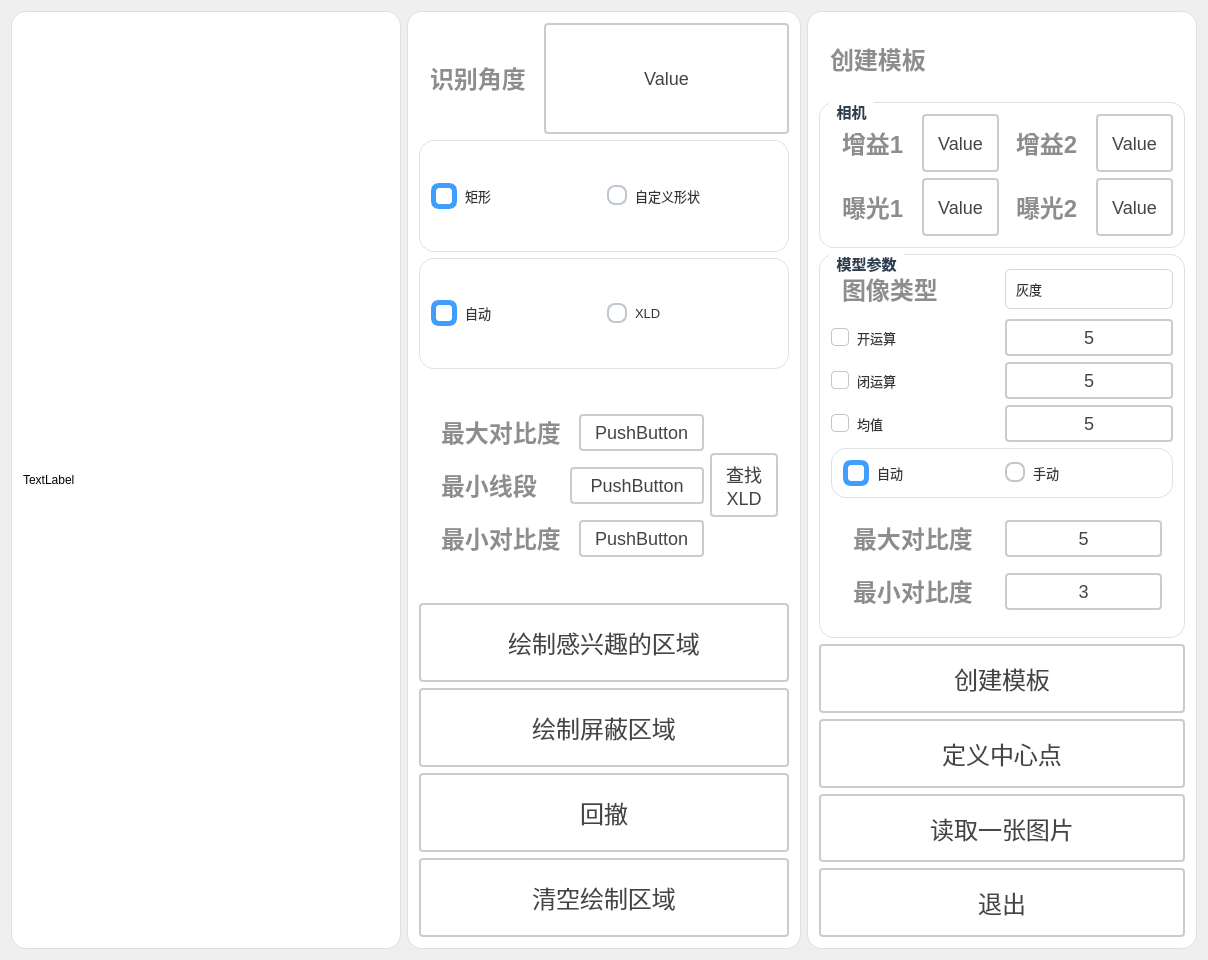
The window that PunchPressVision/UI/PunchPressUI/ui/Dlg_createshapemodel.ui (WIND-ROAD-RUN/PunchPressVision) describes before a commit, drawn with Qt 5.
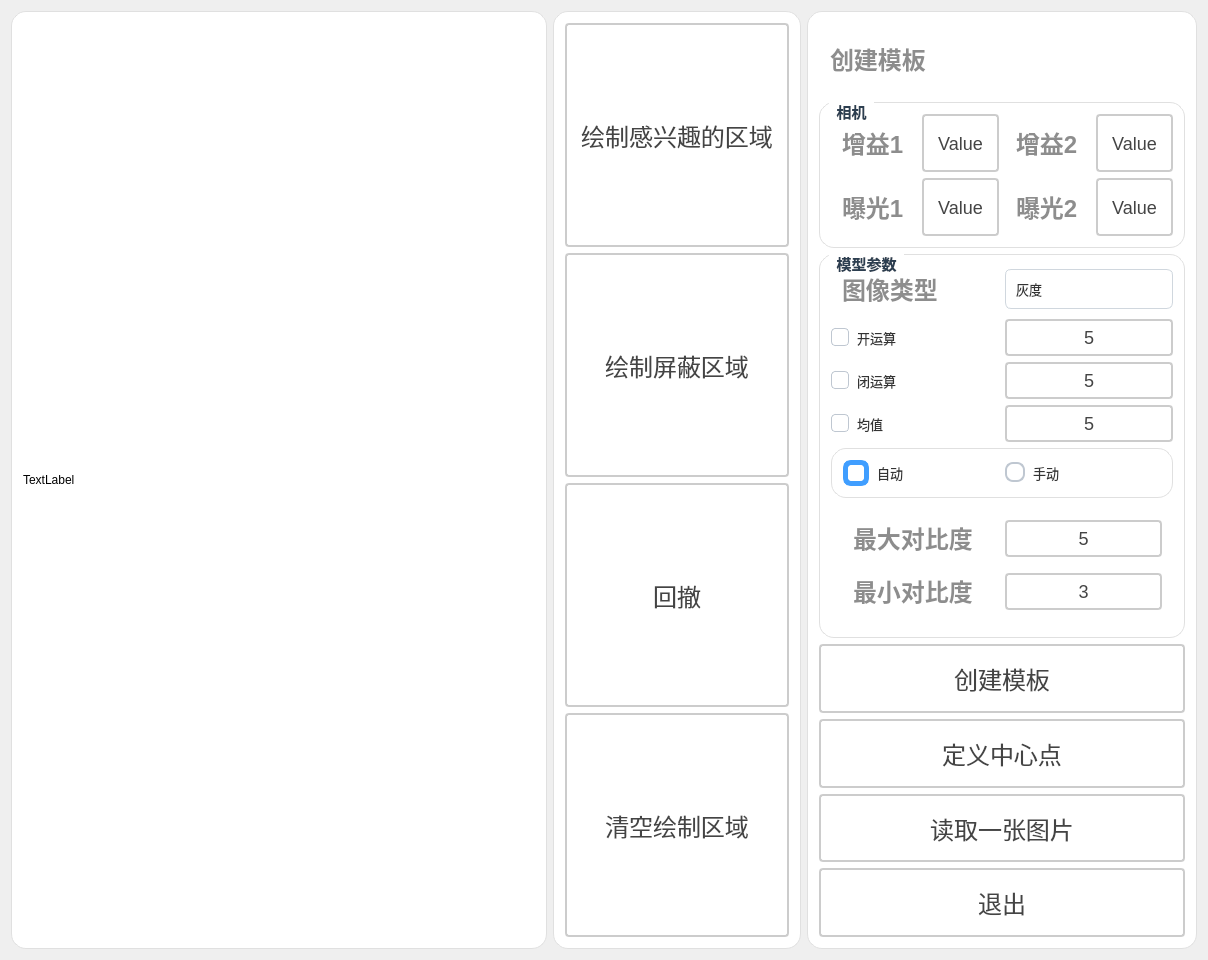
The same window after the commit.

Commit message:
简化Dlg_createshapemodel.ui界面，移除多余控件
本次提交统一了XML格式，删除了识别角度、对比度、线段等相关控件及参数设置，仅保留区域绘制按钮，界面结构更简洁，提升了可维护性和用户体验。

```diff
--- a/PunchPressVision/UI/PunchPressUI/ui/Dlg_createshapemodel.ui
+++ b/PunchPressVision/UI/PunchPressUI/ui/Dlg_createshapemodel.ui
@@ -85,476 +85,7 @@
        </property>
        <layout class="QGridLayout" name="gridLayout_8">
         <item row="0" column="0">
-         <layout class="QVBoxLayout" name="verticalLayout_7" stretch="1,1,1,2,3">
-          <item>
-           <layout class="QHBoxLayout" name="horizontalLayout">
-            <item>
-             <widget class="QLabel" name="label_8">
-              <property name="styleSheet">
-               <string notr="true">QLabel {
-       font-size: 24px;        
-       font-weight: bold;        
-       color:  rgb(141, 141, 141);       
-       padding: 5px 5px;     
-       border-bottom: 2px solid #cccccc; 
-    }</string>
-              </property>
-              <property name="text">
-               <string>识别角度</string>
-              </property>
-              <property name="alignment">
-               <set>Qt::AlignmentFlag::AlignLeading|Qt::AlignmentFlag::AlignLeft|Qt::AlignmentFlag::AlignVCenter</set>
-              </property>
-             </widget>
-            </item>
-            <item>
-             <widget class="QPushButton" name="btn_angle">
-              <property name="sizePolicy">
-               <sizepolicy hsizetype="Expanding" vsizetype="Expanding">
-                <horstretch>0</horstretch>
-                <verstretch>0</verstretch>
-               </sizepolicy>
-              </property>
-              <property name="styleSheet">
-               <string notr="true">QPushButton {
-    padding: 6px 14px;
-    border: 2px solid #CCC;
-    border-radius: 4px;
-    background-color: white;
-    color: #444;
-    font-size: 18px; 
-}
-
-QPushButton:hover {
-    border-color: #999;
-    background-color: #F5F5F5;
-}
-
-QPushButton:pressed {
-    border-color: #777;
-    background-color: #EEE;
-}</string>
-              </property>
-              <property name="text">
-               <string>Value</string>
-              </property>
-             </widget>
-            </item>
-           </layout>
-          </item>
-          <item>
-           <widget class="QGroupBox" name="groupBox_4">
-            <property name="styleSheet">
-             <string notr="true">QGroupBox {
-    font-size: 15px;
-    font-weight: bold;
-    background-color: rgb(255, 255, 255);
-    border: 1px solid #e0e0e0;
-    border-radius: 2px;
-	border-radius: 15px
-}
-
-QGroupBox::title {
-    subcontrol-origin: margin;
-    left: 10px;
-    padding: 0 5px;
-    color: #2c3e50;
-}</string>
-            </property>
-            <property name="title">
-             <string/>
-            </property>
-            <layout class="QGridLayout" name="gridLayout">
-             <item row="0" column="0">
-              <layout class="QHBoxLayout" name="horizontalLayout_3">
-               <item>
-                <widget class="QRadioButton" name="rad_rectangle">
-                 <property name="styleSheet">
-                  <string notr="true">QRadioButton {
-    spacing: 8px;
-    color: #333333;
-    font-size: 13px;
-    background: transparent;
-}
-
-QRadioButton::indicator {
-    width: 16px;
-    height: 16px;
-    border: 2px solid #BFC7D1;
-    border-radius: 8px;
-    background: #FFFFFF;
-}
-
-QRadioButton::indicator:hover {
-    border-color: #409EFF;
-}
-
-QRadioButton::indicator:checked {
-    border: 5px solid #409EFF;
-    background: #FFFFFF;
-}
-
-QRadioButton:disabled {
-    color: #A8B0B8;
-}
-
-QRadioButton::indicator:disabled {
-    border-color: #D5DBE3;
-    background: #F3F5F7;
-}</string>
-                 </property>
-                 <property name="text">
-                  <string>矩形</string>
-                 </property>
-                 <property name="checked">
-                  <bool>true</bool>
-                 </property>
-                </widget>
-               </item>
-               <item>
-                <widget class="QRadioButton" name="rad_paint">
-                 <property name="styleSheet">
-                  <string notr="true">QRadioButton {
-    spacing: 8px;
-    color: #333333;
-    font-size: 13px;
-    background: transparent;
-}
-
-QRadioButton::indicator {
-    width: 16px;
-    height: 16px;
-    border: 2px solid #BFC7D1;
-    border-radius: 8px;
-    background: #FFFFFF;
-}
-
-QRadioButton::indicator:hover {
-    border-color: #409EFF;
-}
-
-QRadioButton::indicator:checked {
-    border: 5px solid #409EFF;
-    background: #FFFFFF;
-}
-
-QRadioButton:disabled {
-    color: #A8B0B8;
-}
-
-QRadioButton::indicator:disabled {
-    border-color: #D5DBE3;
-    background: #F3F5F7;
-}</string>
-                 </property>
-                 <property name="text">
-                  <string>自定义形状</string>
-                 </property>
-                </widget>
-               </item>
-              </layout>
-             </item>
-            </layout>
-           </widget>
-          </item>
-          <item>
-           <widget class="QGroupBox" name="groupBox_5">
-            <property name="styleSheet">
-             <string notr="true">QGroupBox {
-    font-size: 15px;
-    font-weight: bold;
-    background-color: rgb(255, 255, 255);
-    border: 1px solid #e0e0e0;
-    border-radius: 2px;
-	border-radius: 15px
-}
-
-QGroupBox::title {
-    subcontrol-origin: margin;
-    left: 10px;
-    padding: 0 5px;
-    color: #2c3e50;
-}</string>
-            </property>
-            <property name="title">
-             <string/>
-            </property>
-            <layout class="QGridLayout" name="gridLayout_6">
-             <item row="0" column="0">
-              <layout class="QHBoxLayout" name="horizontalLayout_8">
-               <item>
-                <widget class="QRadioButton" name="rad_findshapemodel">
-                 <property name="styleSheet">
-                  <string notr="true">QRadioButton {
-    spacing: 8px;
-    color: #333333;
-    font-size: 13px;
-    background: transparent;
-}
-
-QRadioButton::indicator {
-    width: 16px;
-    height: 16px;
-    border: 2px solid #BFC7D1;
-    border-radius: 8px;
-    background: #FFFFFF;
-}
-
-QRadioButton::indicator:hover {
-    border-color: #409EFF;
-}
-
-QRadioButton::indicator:checked {
-    border: 5px solid #409EFF;
-    background: #FFFFFF;
-}
-
-QRadioButton:disabled {
-    color: #A8B0B8;
-}
-
-QRadioButton::indicator:disabled {
-    border-color: #D5DBE3;
-    background: #F3F5F7;
-}</string>
-                 </property>
-                 <property name="text">
-                  <string>自动</string>
-                 </property>
-                 <property name="checked">
-                  <bool>true</bool>
-                 </property>
-                </widget>
-               </item>
-               <item>
-                <widget class="QRadioButton" name="rad_findshapemodelXLD">
-                 <property name="styleSheet">
-                  <string notr="true">QRadioButton {
-    spacing: 8px;
-    color: #333333;
-    font-size: 13px;
-    background: transparent;
-}
-
-QRadioButton::indicator {
-    width: 16px;
-    height: 16px;
-    border: 2px solid #BFC7D1;
-    border-radius: 8px;
-    background: #FFFFFF;
-}
-
-QRadioButton::indicator:hover {
-    border-color: #409EFF;
-}
-
-QRadioButton::indicator:checked {
-    border: 5px solid #409EFF;
-    background: #FFFFFF;
-}
-
-QRadioButton:disabled {
-    color: #A8B0B8;
-}
-
-QRadioButton::indicator:disabled {
-    border-color: #D5DBE3;
-    background: #F3F5F7;
-}</string>
-                 </property>
-                 <property name="text">
-                  <string>XLD</string>
-                 </property>
-                </widget>
-               </item>
-              </layout>
-             </item>
-            </layout>
-           </widget>
-          </item>
-          <item>
-           <widget class="QWidget" name="widget_XLDHide" native="true">
-            <layout class="QGridLayout" name="gridLayout_7">
-             <item row="0" column="0">
-              <layout class="QHBoxLayout" name="horizontalLayout_9" stretch="2,1">
-               <item>
-                <layout class="QVBoxLayout" name="verticalLayout_2" stretch="0,0,0">
-                 <item>
-                  <layout class="QHBoxLayout" name="horizontalLayout_7" stretch="1,1">
-                   <item>
-                    <widget class="QLabel" name="label_3">
-                     <property name="styleSheet">
-                      <string notr="true">QLabel {
-       font-size: 24px;        
-       font-weight: bold;        
-       color:  rgb(141, 141, 141);       
-       padding: 5px 5px;     
-       border-bottom: 2px solid #cccccc; 
-    }</string>
-                     </property>
-                     <property name="text">
-                      <string>最大对比度</string>
-                     </property>
-                    </widget>
-                   </item>
-                   <item>
-                    <widget class="QPushButton" name="btn_max">
-                     <property name="styleSheet">
-                      <string notr="true">QPushButton {
-    padding: 6px 14px;
-    border: 2px solid #CCC;
-    border-radius: 4px;
-    background-color: white;
-    color: #444;
-    font-size: 18px; 
-}
-
-QPushButton:hover {
-    border-color: #999;
-    background-color: #F5F5F5;
-}
-
-QPushButton:pressed {
-    border-color: #777;
-    background-color: #EEE;
-}</string>
-                     </property>
-                     <property name="text">
-                      <string>PushButton</string>
-                     </property>
-                    </widget>
-                   </item>
-                  </layout>
-                 </item>
-                 <item>
-                  <layout class="QHBoxLayout" name="horizontalLayout_6" stretch="1,1">
-                   <item>
-                    <widget class="QLabel" name="label">
-                     <property name="styleSheet">
-                      <string notr="true">QLabel {
-       font-size: 24px;        
-       font-weight: bold;        
-       color:  rgb(141, 141, 141);       
-       padding: 5px 5px;     
-       border-bottom: 2px solid #cccccc; 
-    }</string>
-                     </property>
-                     <property name="text">
-                      <string>最小线段</string>
-                     </property>
-                    </widget>
-                   </item>
-                   <item>
-                    <widget class="QPushButton" name="btn_MinLength">
-                     <property name="styleSheet">
-                      <string notr="true">QPushButton {
-    padding: 6px 14px;
-    border: 2px solid #CCC;
-    border-radius: 4px;
-    background-color: white;
-    color: #444;
-    font-size: 18px; 
-}
-
-QPushButton:hover {
-    border-color: #999;
-    background-color: #F5F5F5;
-}
-
-QPushButton:pressed {
-    border-color: #777;
-    background-color: #EEE;
-}</string>
-                     </property>
-                     <property name="text">
-                      <string>PushButton</string>
-                     </property>
-                    </widget>
-                   </item>
-                  </layout>
-                 </item>
-                 <item>
-                  <layout class="QHBoxLayout" name="horizontalLayout_5" stretch="1,1">
-                   <item>
-                    <widget class="QLabel" name="label_2">
-                     <property name="styleSheet">
-                      <string notr="true">QLabel {
-       font-size: 24px;        
-       font-weight: bold;        
-       color:  rgb(141, 141, 141);       
-       padding: 5px 5px;     
-       border-bottom: 2px solid #cccccc; 
-    }</string>
-                     </property>
-                     <property name="text">
-                      <string>最小对比度</string>
-                     </property>
-                    </widget>
-                   </item>
-                   <item>
-                    <widget class="QPushButton" name="btn_min">
-                     <property name="styleSheet">
-                      <string notr="true">QPushButton {
-    padding: 6px 14px;
-    border: 2px solid #CCC;
-    border-radius: 4px;
-    background-color: white;
-    color: #444;
-    font-size: 18px; 
-}
-
-QPushButton:hover {
-    border-color: #999;
-    background-color: #F5F5F5;
-}
-
-QPushButton:pressed {
-    border-color: #777;
-    background-color: #EEE;
-}</string>
-                     </property>
-                     <property name="text">
-                      <string>PushButton</string>
-                     </property>
-                    </widget>
-                   </item>
-                  </layout>
-                 </item>
-                </layout>
-               </item>
-               <item>
-                <widget class="QPushButton" name="btn_createXLD">
-                 <property name="styleSheet">
-                  <string notr="true">QPushButton {
-    padding: 6px 14px;
-    border: 2px solid #CCC;
-    border-radius: 4px;
-    background-color: white;
-    color: #444;
-    font-size: 18px; 
-}
-
-QPushButton:hover {
-    border-color: #999;
-    background-color: #F5F5F5;
-}
-
-QPushButton:pressed {
-    border-color: #777;
-    background-color: #EEE;
-}</string>
-                 </property>
-                 <property name="text">
-                  <string>查找
-XLD</string>
-                 </property>
-                </widget>
-               </item>
-              </layout>
-             </item>
-            </layout>
-           </widget>
-          </item>
+         <layout class="QVBoxLayout" name="verticalLayout_7" stretch="3">
           <item>
            <layout class="QVBoxLayout" name="verticalLayout_3" stretch="1,1,1,1">
             <item>
@@ -1752,7 +1283,7 @@
    </item>
   </layout>
  </widget>
- <layoutdefault spacing="6" margin="11"/>
+ <layoutdefault spacing="6" margin="11" />
  <resources>
   <include location="../qrc/Dlg_createshapemodel.qrc"/>
  </resources>
```
Left out of the diff: 14 changed lines with no effect on the pictures.
